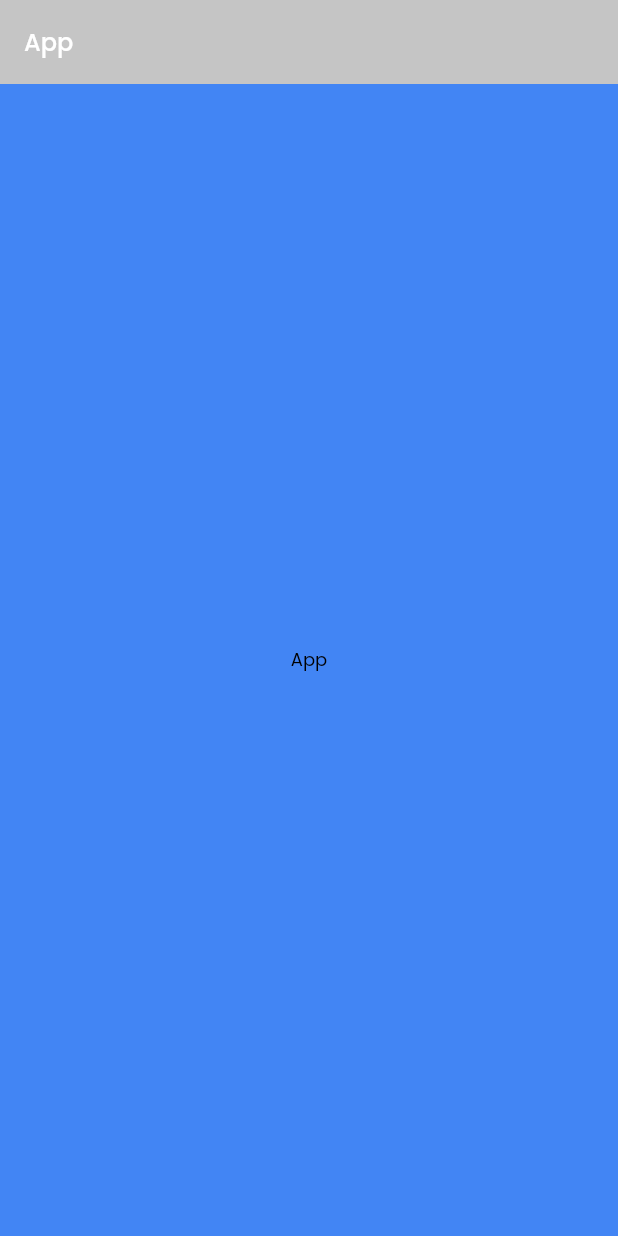
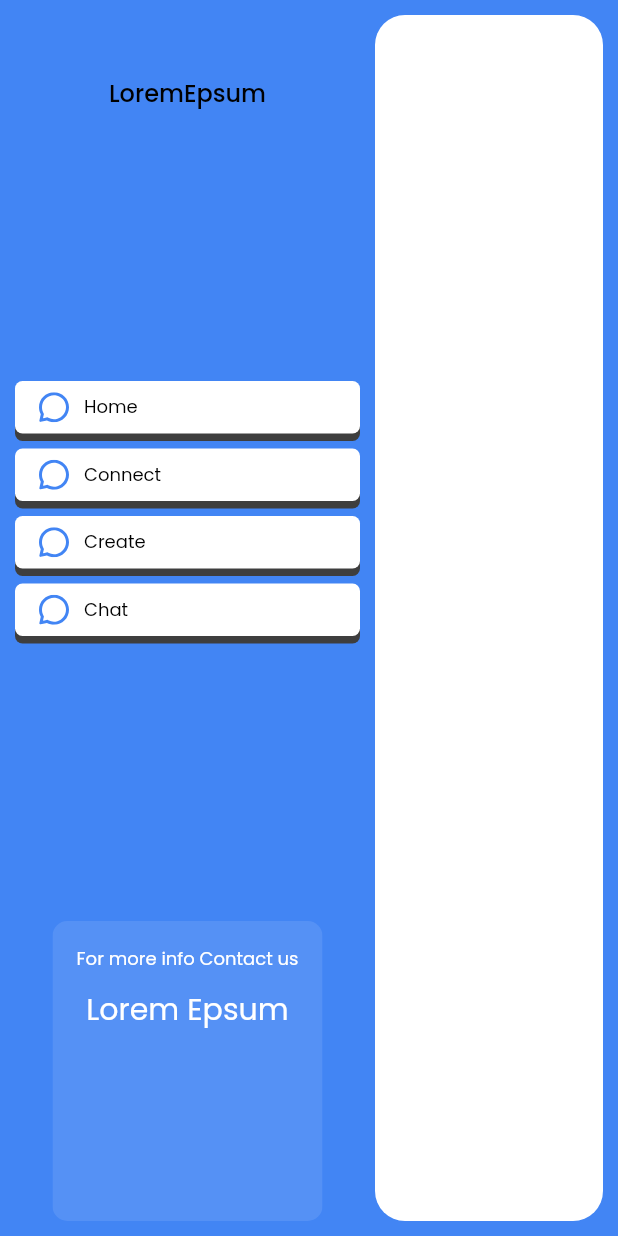
Before and after one commit to davidaodejobi/flux, a Flutter app: the screen it shows after launch, on a phone screen of 412 x 824 dp. Run offline on Flutter 3.47's test engine with Material 2 defaults, Android fonts, the light colour scheme and no system bars; our stand-ins replace flutter_svg.

Commit message:
added side nav bar for web

```diff
--- a/lib/modules/app/app.dart
+++ b/lib/modules/app/app.dart
@@ -1,4 +1,10 @@
+import 'dart:ui';
+
+import 'package:devffest_ilorin/constants/app_color.dart';
+import 'package:devffest_ilorin/shared/margin.dart';
 import 'package:flutter/material.dart';
+
+import 'widgets/side_nav_bar_button.dart';
 
 class App extends StatelessWidget {
   const App({Key? key}) : super(key: key);
@@ -6,12 +12,114 @@ class App extends StatelessWidget {
   @override
   Widget build(BuildContext context) {
     return Scaffold(
-      appBar: AppBar(
-        title: const Text('App'),
-      ),
-      body: const Center(
-        child: Text('App'),
+      body: Padding(
+        padding: const EdgeInsets.only(
+          top: 10,
+          bottom: 10,
+          right: 10,
+        ),
+        child: Row(
+          children: [
+            const SideNavigationBar(),
+            Expanded(
+              child: Container(
+                decoration: BoxDecoration(
+                  borderRadius: BorderRadius.circular(20),
+                  color: Colors.white,
+                ),
+              ),
+            ),
+          ],
+        ),
       ),
     );
   }
 }
+
+class SideNavigationBar extends StatelessWidget {
+  const SideNavigationBar({
+    Key? key,
+  }) : super(key: key);
+
+  @override
+  Widget build(BuildContext context) {
+    return Container(
+      width: 250,
+      decoration: const BoxDecoration(
+        color: AppColor.primaryBlueColor,
+      ),
+      child: Column(
+        mainAxisAlignment: MainAxisAlignment.spaceBetween,
+        children: [
+          Padding(
+            padding: const EdgeInsets.only(
+              top: 40,
+            ),
+            child: Text(
+              'LoremEpsum',
+              style: Theme.of(context).textTheme.headline6,
+            ),
+          ),
+          Column(
+            children: const [
+              SideNavBarButton(
+                bgColor: Colors.white,
+                iconBgcolor: AppColor.shadesOfBlue2,
+                label: 'Home',
+              ),
+              SideNavBarButton(
+                bgColor: Colors.white,
+                iconBgcolor: AppColor.shadesOfBlue2,
+                label: 'Connect',
+              ),
+              SideNavBarButton(
+                bgColor: Colors.white,
+                iconBgcolor: AppColor.shadesOfBlue2,
+                label: 'Create',
+              ),
+              SideNavBarButton(
+                bgColor: Colors.white,
+                iconBgcolor: AppColor.shadesOfBlue2,
+                label: 'Chat',
+              ),
+            ],
+          ),
+          ClipRRect(
+            child: BackdropFilter(
+              filter: ImageFilter.blur(sigmaX: 10.0, sigmaY: 10.0),
+              child: Container(
+                width: 180.0,
+                height: 200.0,
+                decoration: BoxDecoration(
+                  color: Colors.white.withOpacity(0.1),
+                  borderRadius: BorderRadius.circular(10),
+                ),
+                child: Column(
+                  children: [
+                    const YMargin(16),
+                    Text(
+                      'For more info Contact us',
+                      style: Theme.of(context).textTheme.bodyText2!.copyWith(
+                            color: Colors.white,
+                          ),
+                    ),
+                    const SizedBox(
+                      height: 10,
+                    ),
+                    const Text(
+                      'Lorem Epsum',
+                      style: TextStyle(
+                        color: Colors.white,
+                        fontSize: 20,
+                      ),
+                    ),
+                  ],
+                ),
+              ),
+            ),
+          ),
+        ],
+      ),
+    );
+  }
+}
--- /dev/null
+++ b/lib/modules/app/widgets/side_nav_bar_button.dart
@@ -0,0 +1,116 @@
+import 'package:flutter/material.dart';
+import 'package:flutter_svg/svg.dart';
+
+import '../../../constants/app_color.dart';
+import '../../../shared/margin.dart';
+
+class SideNavBarButton extends StatefulWidget {
+  final String label;
+  // final String icon;
+  final Color iconBgcolor;
+  final Color bgColor;
+  const SideNavBarButton({
+    required this.label,
+    // required this.icon,
+    required this.iconBgcolor,
+    required this.bgColor,
+    Key? key,
+  }) : super(key: key);
+
+  @override
+  State<SideNavBarButton> createState() => _SideNavBarButtonState();
+}
+
+class _SideNavBarButtonState extends State<SideNavBarButton> {
+  bool _isPressed = false;
+
+  pressed() {
+    setState(() {
+      _isPressed = true;
+    });
+    return _isPressed;
+  }
+
+  unpressed() {
+    setState(() {
+      _isPressed = false;
+    });
+  }
+
+  @override
+  Widget build(BuildContext context) {
+    return Column(
+      children: [
+        InkWell(
+          onTapDown: (TapDownDetails details) {
+            if (!_isPressed) {
+              pressed();
+            } else {
+              unpressed();
+            }
+          },
+          onTap: () {
+            pressed();
+            if (_isPressed) {
+              Future.delayed(const Duration(milliseconds: 100), () {
+                unpressed();
+              });
+            }
+          },
+          child: AnimatedContainer(
+            duration: const Duration(milliseconds: 150),
+            curve: Curves.linear,
+            height: 35,
+            width: double.infinity,
+            padding: const EdgeInsets.only(left: 16),
+            margin: !_isPressed
+                ? const EdgeInsets.only(
+                    top: 0,
+                    bottom: 5,
+                    left: 10,
+                    right: 10,
+                  )
+                : const EdgeInsets.only(
+                    top: 5,
+                    left: 10,
+                    right: 10,
+                  ),
+            decoration: BoxDecoration(
+              color: widget.bgColor,
+              borderRadius: const BorderRadius.all(
+                Radius.circular(5),
+              ),
+              boxShadow: [
+                BoxShadow(
+                  color: _isPressed
+                      ? Colors.transparent
+                      : const Color.fromARGB(255, 62, 62, 62),
+                  spreadRadius: 0,
+                  blurRadius: 0,
+                  offset: _isPressed
+                      ? const Offset(0, 0)
+                      : const Offset(0, 5), // changes position of shadow
+                ),
+              ],
+            ),
+            child: Row(
+              children: [
+                SvgPicture.asset(
+                  'assets/svgs/chat.svg',
+                  color: AppColor.primaryBlueColor,
+                  fit: BoxFit.scaleDown,
+                ),
+                const XMargin(10),
+                Text(
+                  widget.label,
+                  style: Theme.of(context).textTheme.bodyText2,
+                ),
+              ],
+            ),
+          ),
+        ),
+        const YMargin(5)
+      ],
+    );
+  }
+}
--- /dev/null
+++ b/lib/shared/margin.dart
@@ -0,0 +1,49 @@
+import 'package:flutter/material.dart';
+
+class XMargin extends StatelessWidget {
+  final double width;
+  const XMargin(
+    this.width, {
+    Key? key,
+  }) : super(key: key);
+
+  @override
+  Widget build(BuildContext context) {
+    return SizedBox(
+      width: width,
+    );
+  }
+}
+
+class YMargin extends StatelessWidget {
+  final double height;
+  const YMargin(
+    this.height, {
+    Key? key,
+  }) : super(key: key);
+
+  @override
+  Widget build(BuildContext context) {
+    return SizedBox(
+      height: height,
+    );
+  }
+}
+
+class XYMargin extends StatelessWidget {
+  final double height;
+  final double width;
+  const XYMargin(
+    this.width,
+    this.height, {
+    Key? key,
+  }) : super(key: key);
+
+  @override
+  Widget build(BuildContext context) {
+    return SizedBox(
+      width: width,
+      height: height,
+    );
+  }
+}
--- /dev/null
+++ b/lib/shared/shared.dart
@@ -0,0 +1 @@
+export 'margin.dart';
--- a/pubspec.yaml
+++ b/pubspec.yaml
@@ -14,6 +14,7 @@ dependencies:
 
   cupertino_icons: ^1.0.2
   go_router: ^4.5.0
+  flutter_svg: ^1.1.5
 
 dev_dependencies:
   flutter_test:
```
Also changed, not shown: pubspec.lock.
